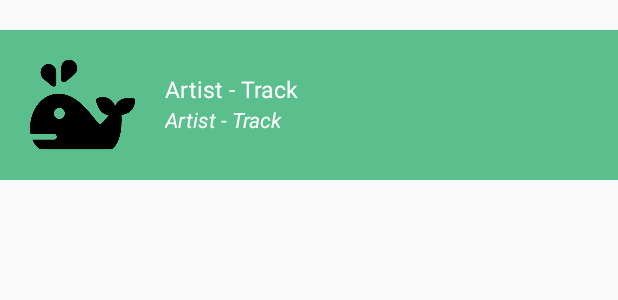
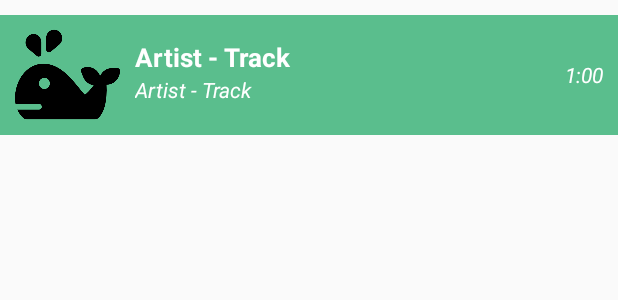
Before and after one commit to WunderMusik/WunderMusik, an Android app: the layout track_list_item.xml on its own in the app's theme, with its tools: preview values and no code run, on a phone screen of 412 x 824 dp. Shown: the top 300 px of the screen. Run offline under Robolectric (Android 15) with nearby library versions, the phone set to English and light mode, and no system bars.

Commit message:
#18 Поправил лейаут элемента списка
Добавил доительность

```diff
--- a/app/src/main/java/ru/bmstu/wundermusik/models/parsers/TrackJsonParser.java
+++ b/app/src/main/java/ru/bmstu/wundermusik/models/parsers/TrackJsonParser.java
@@ -24,7 +24,8 @@ public class TrackJsonParser extends SoundCloudJsonParser<Track> {
                 res.setContentSize(dataJsonObj.getInt("original_content_size"));
                 res.setDuration(dataJsonObj.getInt("duration"));
                 res.setFormat(dataJsonObj.getString("original_format"));
-                res.setStreamUrl(dataJsonObj.getString("stream_url") + "?client_id=" + Routes.CLIENT_SECRET);
+                res.setStreamUrl("http://vprclassical.streamguys.net/vprclassical128.mp3");
+//                res.setStreamUrl(dataJsonObj.getString("stream_url") + "?client_id=" + Routes.CLIENT_SECRET);
             } else
                 res = null;
         } catch (JSONException e) {
--- a/app/src/main/res/layout/track_list_item.xml
+++ b/app/src/main/res/layout/track_list_item.xml
@@ -40,7 +40,9 @@
         android:textStyle="italic"
         android:layout_below="@+id/headerTextLayout"
         android:layout_alignLeft="@+id/headerTextLayout"
-        android:layout_alignStart="@+id/headerTextLayout" />
+        android:layout_alignStart="@+id/headerTextLayout"
+        android:textSize="@dimen/singer_size"
+        android:layout_toStartOf="@+id/track_duration" />
 
     <TextView
         android:id="@+id/titleView"
@@ -51,5 +53,21 @@
         android:textSize="@dimen/title_size"
         android:layout_above="@+id/headerTextLayout"
         android:layout_alignLeft="@+id/headerTextLayout"
-        android:layout_alignStart="@+id/headerTextLayout" />
+        android:layout_alignStart="@+id/headerTextLayout"
+        android:textStyle="bold"
+        android:singleLine="true"
+        android:layout_toStartOf="@+id/track_duration" />
+
+    <TextView
+        android:id="@+id/track_duration"
+        android:layout_width="wrap_content"
+        android:layout_height="wrap_content"
+        android:textColor="@color/playerPrimaryFont"
+        android:text="1:00"
+        android:layout_marginRight="@dimen/player_header_margin"
+        android:textStyle="italic"
+        android:textSize="@dimen/singer_size"
+        android:layout_centerVertical="true"
+        android:layout_alignParentEnd="true"
+        android:layout_marginLeft="@dimen/player_header_margin" />
 </RelativeLayout>
--- a/app/src/main/res/values/dimens.xml
+++ b/app/src/main/res/values/dimens.xml
@@ -11,16 +11,17 @@
     <dimen name="splash_text_size">32sp</dimen>
     <dimen name="net_status_text_size">20sp</dimen>
     <dimen name="splash_text">18sp</dimen>
-    <dimen name="title_size">15sp</dimen>
+    <dimen name="title_size">17sp</dimen>
+    <dimen name="singer_size">14sp</dimen>
     <dimen name="splash_loader_margin_top">64dp</dimen>
 
     <!-- Player values-->
 
     <!-- Circular header values-->
-    <dimen name="player_header_height">100dp</dimen>
+    <dimen name="player_header_height">80dp</dimen>
     <dimen name="player_header_image_height">70dp</dimen>
     <dimen name="player_header_image_width">70dp</dimen>
-    <dimen name="player_header_margin">20dp</dimen>
+    <dimen name="player_header_margin">10dp</dimen>
     <dimen name="player_header_image_border">2dp</dimen>
 
     <!--Strange 360dp sizes, but works only that way-->
```
Also changed, not shown: app/src/main/java/ru/bmstu/wundermusik/MainActivity.java (+0 -25 lines), app/src/main/java/ru/bmstu/wundermusik/adapters/TrackListAdapter.java (+10 -0 lines).
